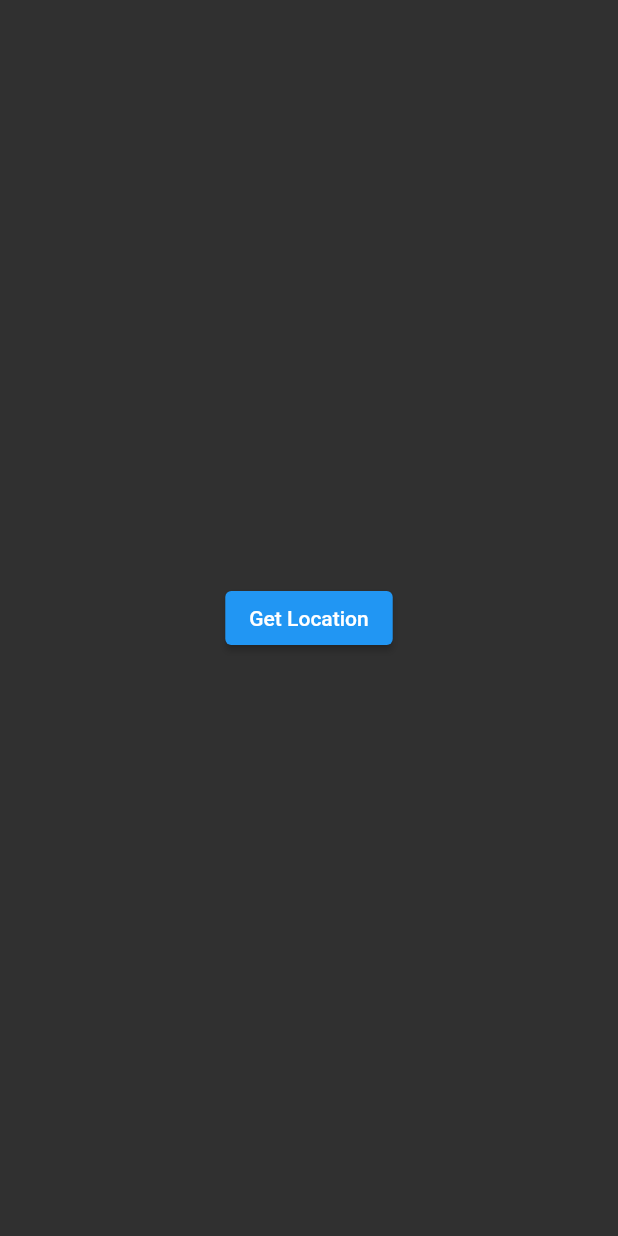
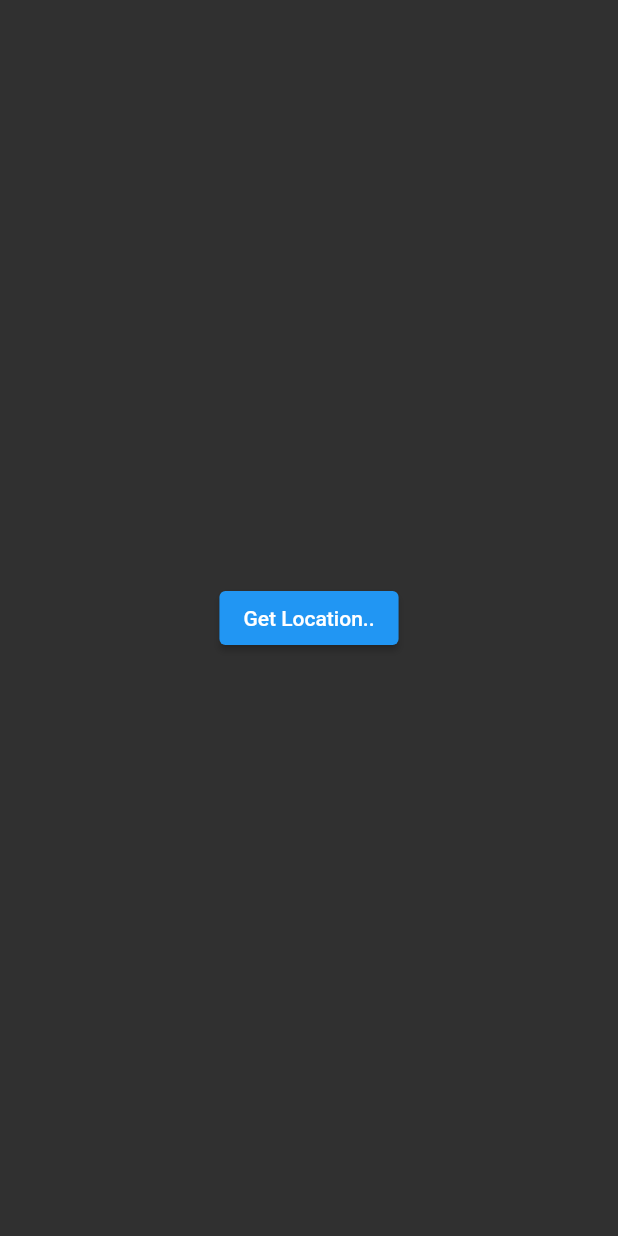
Before and after one commit to bhuvabhavik/VATAVARAN, a Flutter app: the screen it shows after launch, on a phone screen of 412 x 824 dp. Run offline on Flutter 3.47's test engine with Material 2 defaults, Android fonts, the phone set to English and light mode, and no system bars.

Commit message:
stud project setup

```diff
--- a/lib/screens/loading_screen.dart
+++ b/lib/screens/loading_screen.dart
@@ -14,7 +14,7 @@ class _LoadingScreenState extends State<LoadingScreen> {
           onPressed: () {
             //Get the current location
           },
-          child: Text('Get Location'),
+          child: Text('Get Location..'),
         ),
       ),
     );
```
